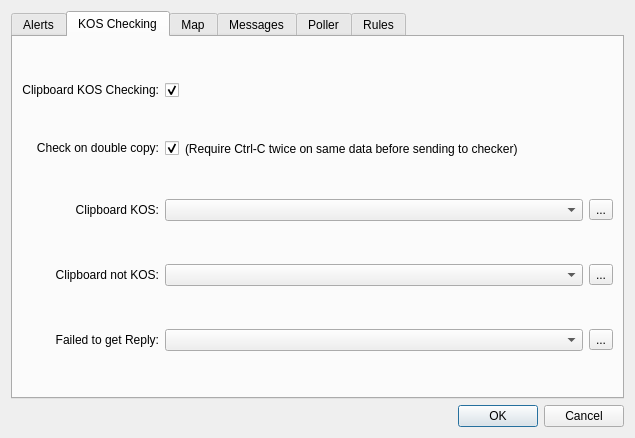
Qt form src/options.ui (3vi1/IMP) before a commit.
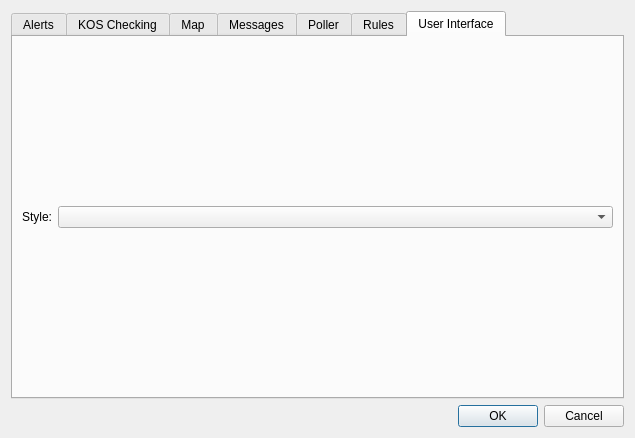
The same form after that commit. Icons and pictures are not drawn.

Diff of the .ui file:
```diff
--- a/src/options.ui
+++ b/src/options.ui
@@ -40,7 +40,7 @@
       <enum>QTabWidget::Rounded</enum>
      </property>
      <property name="currentIndex">
-      <number>1</number>
+      <number>6</number>
      </property>
      <widget class="QWidget" name="alerts_tab">
       <attribute name="title">
@@ -1162,6 +1162,39 @@
        </item>
       </layout>
      </widget>
+     <widget class="QWidget" name="tab_2">
+      <attribute name="title">
+       <string>User Interface</string>
+      </attribute>
+      <layout class="QGridLayout" name="gridLayout_8">
+       <item row="0" column="0">
+        <widget class="QLabel" name="label_35">
+         <property name="sizePolicy">
+          <sizepolicy hsizetype="Expanding" vsizetype="Fixed">
+           <horstretch>0</horstretch>
+           <verstretch>0</verstretch>
+          </sizepolicy>
+         </property>
+         <property name="text">
+          <string>Style:</string>
+         </property>
+         <property name="alignment">
+          <set>Qt::AlignRight|Qt::AlignTrailing|Qt::AlignVCenter</set>
+         </property>
+        </widget>
+       </item>
+       <item row="0" column="1">
+        <widget class="QComboBox" name="comboStyle">
+         <property name="sizePolicy">
+          <sizepolicy hsizetype="Preferred" vsizetype="Preferred">
+           <horstretch>1</horstretch>
+           <verstretch>0</verstretch>
+          </sizepolicy>
+         </property>
+        </widget>
+       </item>
+      </layout>
+     </widget>
     </widget>
    </item>
   </layout>
```
